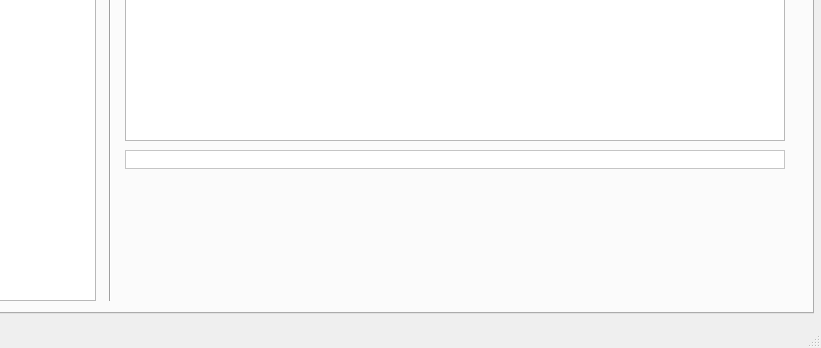
First picture: the form in prueba.ui, repository solglez/gonzalezescolar, before the edit; both pictures show x 82 to 903 and y 313 to 661 of the 903 by 661 pixel window.
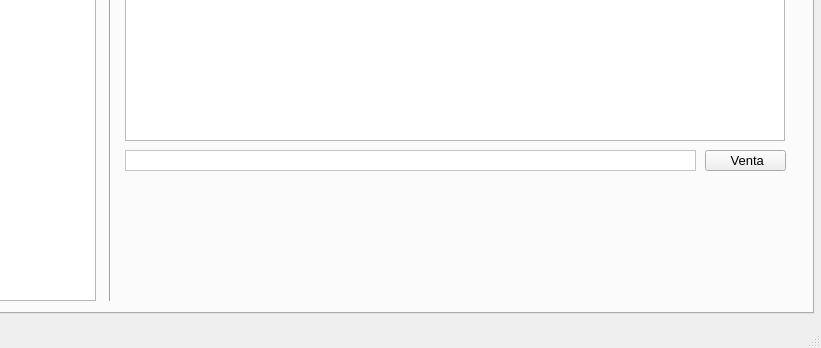
Second picture: the form after the edit. Icons and pictures are not drawn.

Commit message: Solucionamos: Segundo decimal de precio artículos para que no sea tan lioso, botón de eliminar ventas + eliminarlas en cascada a la factura. Puesta al día para imprimir factura, pero está incompleta. Además la llamada debería hacerse desde la impresión de la factura y está puesto en Informnes dentro de la interfaz. Falta añadir campos de SUBTOTAL, IVA Y TOTAL en la interfaz y el código, parte puede verse en conexion.cargarLineasVenta.

The edit to the form file:
```diff
--- a/prueba.ui
+++ b/prueba.ui
@@ -1892,14 +1892,14 @@
        <rect>
         <x>200</x>
         <y>370</y>
-        <width>660</width>
-        <height>19</height>
+        <width>571</width>
+        <height>21</height>
        </rect>
       </property>
       <property name="maximumSize">
        <size>
         <width>660</width>
-        <height>19</height>
+        <height>21</height>
        </size>
       </property>
       <property name="font">
@@ -1922,6 +1922,29 @@
        <set>Qt::AlignCenter</set>
       </property>
      </widget>
+     <widget class="QPushButton" name="btnEliminarVenta">
+      <property name="geometry">
+       <rect>
+        <x>780</x>
+        <y>370</y>
+        <width>81</width>
+        <height>21</height>
+       </rect>
+      </property>
+      <property name="maximumSize">
+       <size>
+        <width>16777215</width>
+        <height>21</height>
+       </size>
+      </property>
+      <property name="text">
+       <string> Venta</string>
+      </property>
+      <property name="icon">
+       <iconset>
+        <normaloff>img/papelera.png</normaloff>img/papelera.png</iconset>
+      </property>
+     </widget>
     </widget>
     <widget class="QWidget" name="tab_3">
      <attribute name="title">
```
Left out of the diff: 6 changed lines with no effect on the pictures. The commit also changes 7 other files.
